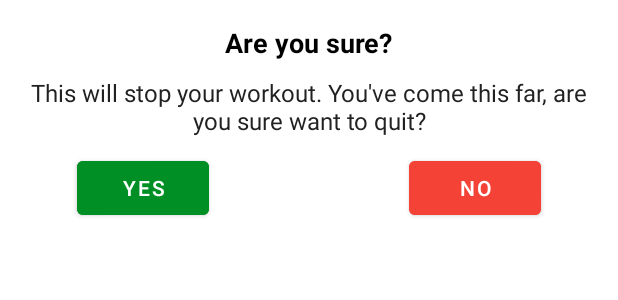
After one commit to malicankaya/7MinutesWorkout, an Android app: the layout dialog_custom_back_confirmation.xml on its own in the app's theme, with its tools: preview values and no code run, on a phone screen of 412 x 824 dp. The commit adds this screen. Shown: the top 300 px of the screen. Run offline under Robolectric (Android 15) with nearby library versions, the phone set to English and light mode, and no system bars.

Commit message:
setting up the custom dialog for backbutton

```diff
--- a/app/src/main/java/com/malicankaya/a7minutesworkout/ExerciseActivity.kt
+++ b/app/src/main/java/com/malicankaya/a7minutesworkout/ExerciseActivity.kt
@@ -1,5 +1,7 @@
 package com.malicankaya.a7minutesworkout
 
+import android.app.Dialog
+import android.content.Context
 import android.content.Intent
 import android.media.MediaPlayer
 import android.net.Uri
@@ -9,13 +11,11 @@ import android.os.CountDownTimer
 import android.speech.tts.TextToSpeech
 import android.util.Log
 import android.view.View
-import android.widget.Toast
+import androidx.core.content.ContextCompat
 import com.malicankaya.a7minutesworkout.databinding.ActivityExerciseBinding
-import androidx.constraintlayout.widget.ConstraintSet
-import org.w3c.dom.Text
+import com.malicankaya.a7minutesworkout.databinding.DialogCustomBackConfirmationBinding
 import java.lang.Exception
 import java.util.*
-import java.util.zip.Inflater
 import kotlin.collections.ArrayList
 
 
@@ -48,8 +48,7 @@ class ExerciseActivity : AppCompatActivity(), TextToSpeech.OnInitListener {
             supportActionBar?.setDisplayHomeAsUpEnabled(true)
         }
         binding?.toolbarExercise?.setNavigationOnClickListener {
-            readyCountDownTimer?.cancel()
-            onBackPressed()
+            dialogCustomForBackButton()
         }
 
         binding?.progressBarReady?.max = readyTimerSec.toInt()
@@ -62,6 +61,27 @@ class ExerciseActivity : AppCompatActivity(), TextToSpeech.OnInitListener {
 
         setReadyTimer()
 
+    }
+
+    override fun onBackPressed() {
+        dialogCustomForBackButton()
+    }
+
+    private fun dialogCustomForBackButton(){
+        val customDialog = Dialog(this)
+        val dialogBinding = DialogCustomBackConfirmationBinding.inflate(layoutInflater)
+        customDialog.setContentView(dialogBinding.root)
+        customDialog.setCanceledOnTouchOutside(false)
+
+        dialogBinding.btnDialogBackYes.setOnClickListener {
+            finish()
+            customDialog.dismiss()
+        }
+        dialogBinding.btnDialogCustomNo.setOnClickListener {
+            customDialog.dismiss()
+        }
+
+        customDialog.show()
     }
 
     private fun setReadyTimer() {
--- /dev/null
+++ b/app/src/main/res/layout/dialog_custom_back_confirmation.xml
@@ -0,0 +1,55 @@
+<?xml version="1.0" encoding="utf-8"?>
+<androidx.constraintlayout.widget.ConstraintLayout xmlns:android="http://schemas.android.com/apk/res/android"
+    android:layout_width="wrap_content"
+    android:layout_height="wrap_content"
+    xmlns:app="http://schemas.android.com/apk/res-auto"
+    android:padding="16dp"
+    android:layout_gravity="center_horizontal">
+
+    <TextView
+        android:id="@+id/tvBackDialogAreYouSure"
+        android:layout_width="match_parent"
+        android:layout_height="wrap_content"
+        android:text="Are you sure?"
+        android:textColor="@color/black"
+        android:textSize="18sp"
+        android:textStyle="bold"
+        app:layout_constraintTop_toTopOf="parent"
+        app:layout_constraintEnd_toEndOf="parent"
+        app:layout_constraintStart_toStartOf="parent"
+        />
+
+    <TextView
+        android:id="@+id/tvBackDialogContent"
+        android:layout_width="match_parent"
+        android:layout_height="wrap_content"
+        android:textColor="#212121"
+        android:text="This will stop your workout. You\'ve come this far, are you sure want to quit?"
+        app:layout_constraintTop_toBottomOf="@+id/tvBackDialogAreYouSure"
+        android:gravity="center"
+        android:layout_marginTop="10dp"
+        android:textSize="16sp"/>
+
+    <Button
+        android:id="@+id/btnDialogBackYes"
+        android:layout_width="wrap_content"
+        android:layout_height="wrap_content"
+        android:text="YES"
+        android:backgroundTint="@color/colorAccent"
+        app:layout_constraintStart_toStartOf="parent"
+        app:layout_constraintTop_toBottomOf="@id/tvBackDialogContent"
+        android:layout_marginStart="35dp"
+        android:layout_marginTop="10dp"/>
+
+    <Button
+        android:id="@+id/btnDialogCustomNo"
+        android:layout_width="wrap_content"
+        android:layout_height="wrap_content"
+        android:text="NO"
+        android:backgroundTint="@color/red"
+        app:layout_constraintEnd_toEndOf="parent"
+        app:layout_constraintTop_toBottomOf="@id/tvBackDialogContent"
+        android:layout_marginTop="10dp"
+        android:layout_marginEnd="35dp"/>
+
+</androidx.constraintlayout.widget.ConstraintLayout>
--- a/app/src/main/res/values/colors.xml
+++ b/app/src/main/res/values/colors.xml
@@ -12,6 +12,7 @@
     <color name="colorPrimaryDark">#FF212121</color>
     <color name="colorAccent">#008F24</color>
     <color name="lightGrey">#C4C4C4</color>
+    <color name="red">#F44336</color>
 
     <color name="exercise_toolbar_color_control_normal">#FF000000</color>
 </resources>
```
